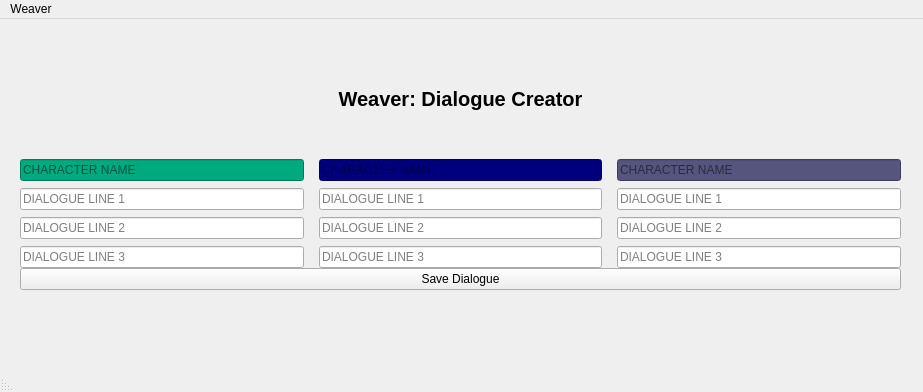
The window that WeaverDialogueBuilder/weaverwindow.ui (milovanpelt/Weaver) describes before a commit, drawn with Qt 5.
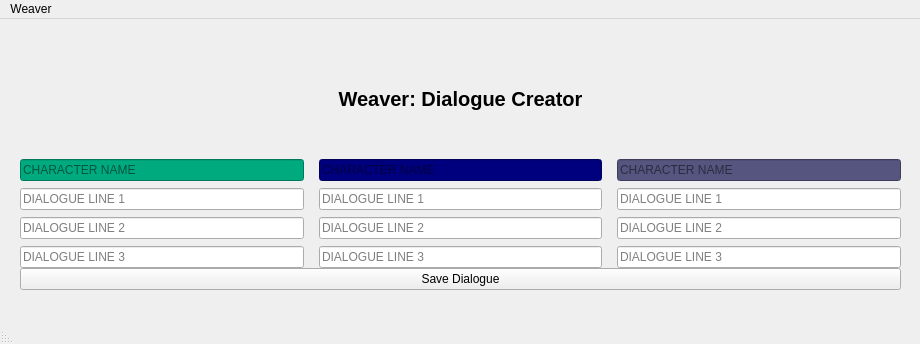
The same window after the commit.

Commit message: refactor(qt-ui): switched around first and last character dialogue text boxes

Patch:
```diff
--- a/WeaverDialogueBuilder/weaverwindow.ui
+++ b/WeaverDialogueBuilder/weaverwindow.ui
@@ -6,8 +6,8 @@
    <rect>
     <x>0</x>
     <y>0</y>
-    <width>923</width>
-    <height>392</height>
+    <width>920</width>
+    <height>344</height>
    </rect>
   </property>
   <property name="windowTitle">
@@ -69,7 +69,7 @@
           <number>0</number>
          </property>
          <item>
-          <widget class="QLineEdit" name="Char1_Name">
+          <widget class="QLineEdit" name="Char3_Name">
            <property name="cursor">
             <cursorShape>IBeamCursor</cursorShape>
            </property>
@@ -94,21 +94,21 @@
           </widget>
          </item>
          <item>
-          <widget class="QLineEdit" name="Char1_DialogueOne">
+          <widget class="QLineEdit" name="Char3_Dialogue1">
            <property name="placeholderText">
             <string>DIALOGUE LINE 1</string>
            </property>
           </widget>
          </item>
          <item>
-          <widget class="QLineEdit" name="Char1_DialogueTwo">
+          <widget class="QLineEdit" name="Char3_Dialogue2">
            <property name="placeholderText">
             <string>DIALOGUE LINE 2</string>
            </property>
           </widget>
          </item>
          <item>
-          <widget class="QLineEdit" name="Char1_DialogueThree">
+          <widget class="QLineEdit" name="Char3_Dialogue3">
            <property name="placeholderText">
             <string>DIALOGUE LINE 3</string>
            </property>
@@ -181,7 +181,7 @@
           <number>0</number>
          </property>
          <item>
-          <widget class="QLineEdit" name="Char3_Name">
+          <widget class="QLineEdit" name="Char1_Name">
            <property name="cursor">
             <cursorShape>IBeamCursor</cursorShape>
            </property>
@@ -206,21 +206,21 @@
           </widget>
          </item>
          <item>
-          <widget class="QLineEdit" name="Char3_Dialogue1">
+          <widget class="QLineEdit" name="Char1_Dialogue1">
            <property name="placeholderText">
             <string>DIALOGUE LINE 1</string>
            </property>
           </widget>
          </item>
          <item>
-          <widget class="QLineEdit" name="Char3_Dialogue2">
+          <widget class="QLineEdit" name="Char1_Dialogue2">
            <property name="placeholderText">
             <string>DIALOGUE LINE 2</string>
            </property>
           </widget>
          </item>
          <item>
-          <widget class="QLineEdit" name="Char3_Dialogue3">
+          <widget class="QLineEdit" name="Char1_Dialogue3">
            <property name="placeholderText">
             <string>DIALOGUE LINE 3</string>
            </property>
@@ -255,7 +255,7 @@
     <rect>
      <x>0</x>
      <y>0</y>
-     <width>923</width>
+     <width>920</width>
      <height>25</height>
     </rect>
    </property>
```
